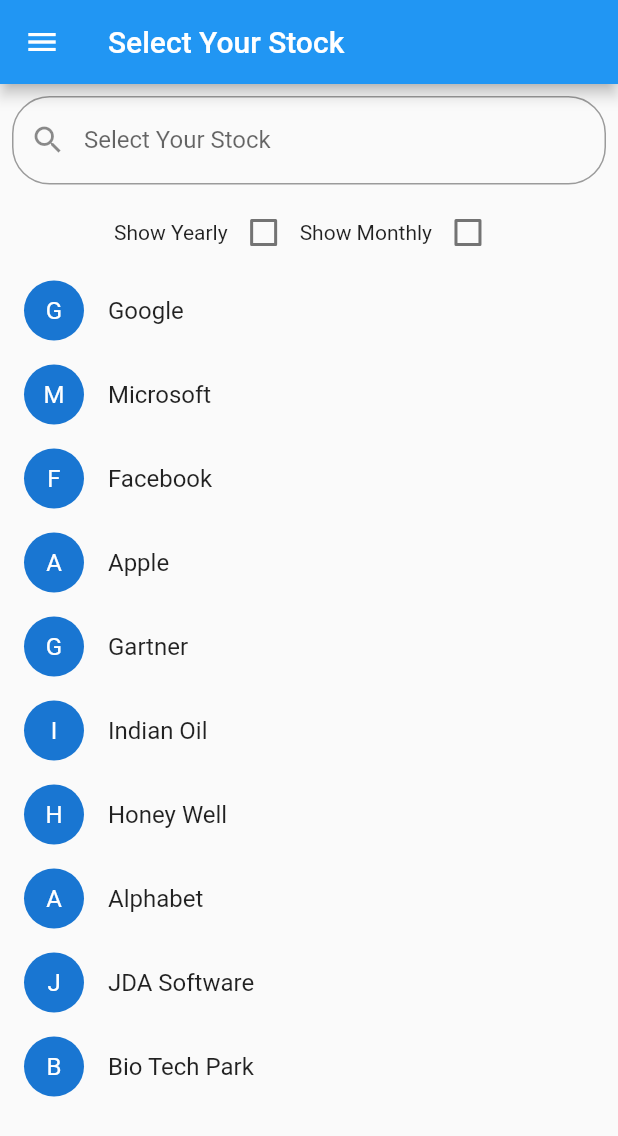
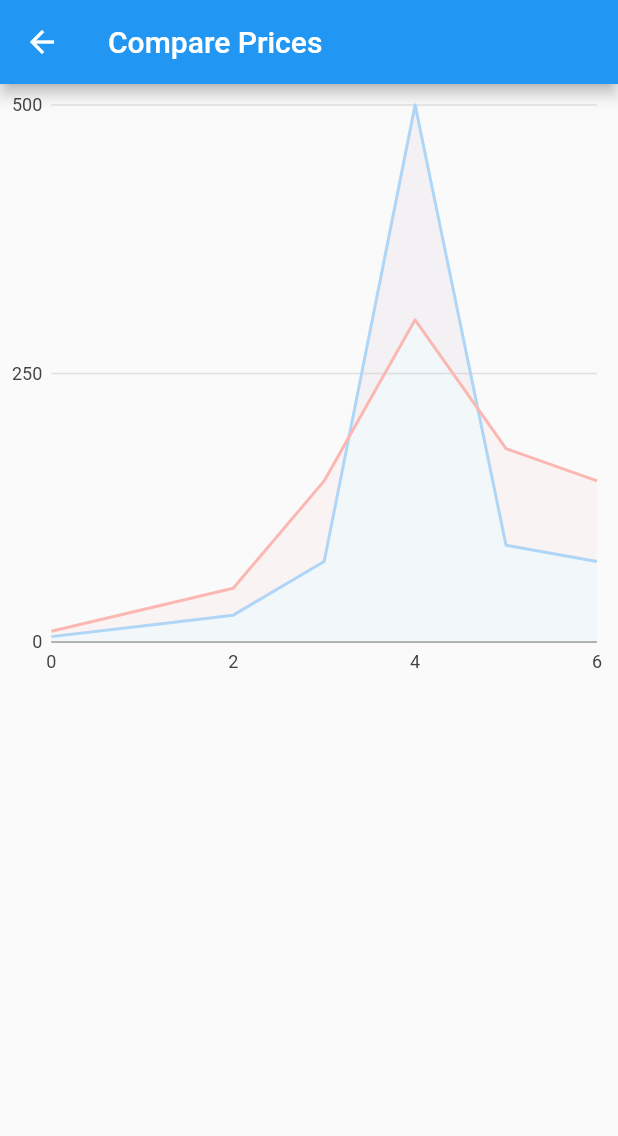
Before and after one commit to varunbajpai/stocks_app, a Flutter app: the MyHomePage screen opened directly, after a tap on an icon or button, on a phone screen of 412 x 824 dp. Shown: the top 1136 px of the screen. Run offline on Flutter 3.47's test engine with Material 2 defaults, Android fonts, the phone set to English and light mode, and no system bars; our stand-ins replace charts_flutter, firebase_auth, google_sign_in; accounts and stored records are empty.

Commit message:
graph functionality included

```diff
--- a/lib/ui/search_bar/SearchBar.dart
+++ b/lib/ui/search_bar/SearchBar.dart
@@ -3,6 +3,9 @@ import '../about_page/AboutPage.dart';
 import 'package:flutter/material.dart';
 import 'search_configuration.dart';
 import 'package:google_sign_in/google_sign_in.dart';
+import '../show_graph/show_graph.dart';
+import 'graph_data.dart';
+
 
 final GoogleSignIn  _googleSignIn = new GoogleSignIn();
 
@@ -32,7 +35,6 @@ class MyHomePage extends StatefulWidget {
 
 
 
-
 class _MyHomePageState extends State<MyHomePage> {
   TextEditingController editingController = TextEditingController();
   final duplicateItems = stocks_list;
@@ -40,6 +42,7 @@ class _MyHomePageState extends State<MyHomePage> {
   bool _checkbox_value1 = false;
   bool _checkbox_value2 = false;
   var items = List<String>();
+
 
 
   @override
@@ -167,7 +170,11 @@ class _MyHomePageState extends State<MyHomePage> {
                       leading: CircleAvatar(child :Text('${items[index][0]}')),
                       title: Text('${items[index]}'),
                       onTap: (){
-                        print('${items[index]}');                                 //Will be calling the Neural Network based Code from here
+                        Navigator.push(
+                          context,
+                          MaterialPageRoute(builder: (context) => SegmentsLineChart(GetData.getDataFromAPI(items[index])),
+                          ), //On successful Login redirects to LoginApp
+                        );
                       },
                     );
                   },
--- /dev/null
+++ b/lib/ui/search_bar/graph_data.dart
@@ -0,0 +1,65 @@
+import 'package:charts_flutter/flutter.dart' as charts;
+
+/// Create one series with sample hard coded data.
+class GetData {
+  static List<charts.Series<LinearSales, int>> getDataFromAPI(String company_name) {
+    print(company_name);
+
+    //Call API to get data and then run it in for loops over here to get it done
+
+
+    final actualPrices = [
+      new LinearSales(0, 5),
+      new LinearSales(1, 15),
+      new LinearSales(2, 25),
+      new LinearSales(3, 75),
+      new LinearSales(4, 500),
+      new LinearSales(5, 90),
+      new LinearSales(6, 75),
+    ];
+
+    // Series of data with changing color and dash pattern.
+    final predictedPrices = [
+      new LinearSales(0, 5),
+      new LinearSales(1, 15),
+      new LinearSales(2, 25),
+      new LinearSales(3, 75),
+      new LinearSales(4, -200),
+      new LinearSales(5, 90),
+      new LinearSales(6, 75),
+    ];
+
+
+    // Generate 2 shades of each color so that we can style the line segments.
+    final blue = charts.MaterialPalette.blue.makeShades(2);
+    final red = charts.MaterialPalette.red.makeShades(2);
+
+    return [
+      new charts.Series<LinearSales, int>(
+        id: 'Color Change',
+        // Light shade for even years, dark shade for odd.
+        colorFn: (LinearSales sales, _) =>
+        sales.year % 2 == 0 ? blue[1] : blue[0],
+        domainFn: (LinearSales sales, _) => sales.year,
+        measureFn: (LinearSales sales, _) => sales.sales,
+        data: actualPrices,
+      ),
+      new charts.Series<LinearSales, int>(
+        id: 'Dash Pattern Change',
+        colorFn: (LinearSales sales, _) =>
+        sales.year % 2 == 0 ? red[1] : red[0],
+        domainFn: (LinearSales sales, _) => sales.year,
+        measureFn: (LinearSales sales, _) => sales.sales,
+        data: predictedPrices,
+      )
+    ];
+  }
+}
+
+
+/// Sample linear data type.
+class LinearSales {
+  final int year;
+  final int sales;
+  LinearSales(this.year, this.sales);
+}
--- /dev/null
+++ b/lib/ui/show_graph/show_graph.dart
@@ -0,0 +1,44 @@
+import 'package:charts_flutter/flutter.dart' as charts;
+import 'package:flutter/material.dart';
+
+class SegmentsLineChart extends StatelessWidget {
+  final List<charts.Series> seriesList;
+  final bool animate;
+
+  SegmentsLineChart(this.seriesList, {this.animate});
+
+  /// Creates a [LineChart] with sample data and no transition.
+  factory SegmentsLineChart.withSampleData() {
+    return new SegmentsLineChart(
+      _createSampleData(),
+      // Disable animations for image tests.
+      animate: false,
+    );
+  }
+
+
+  @override
+  Widget build(BuildContext context) {
+    return new Scaffold(
+      appBar: AppBar(title: new Text('Compare Prices'),),
+      body:
+      Container(
+        height: 400,
+        child: new charts.LineChart(seriesList,
+          defaultRenderer:
+          new charts.LineRendererConfig(includeArea: true, stacked: true),
+          animate: animate),
+      ),
+    );
+  }
+
+
+  /// Create one series with sample hard coded data.
+  static List<charts.Series<LinearSales, int>> _createSampleData() {
+    return [];
+  }
+}
+
+/// Sample linear data type.
+class LinearSales {
+}
--- a/pubspec.yaml
+++ b/pubspec.yaml
@@ -21,6 +21,9 @@ dependencies:
   material_search: ^0.2.8
   google_sign_in: ^4.0.1+3
   firebase_auth: ^0.8.4+5
+  charts_flutter: any
+  fcharts: any
+  flutter_sparkline: any
   autocomplete_textfield: ^1.6.4
   flutter:
     sdk: flutter
```
Also changed, not shown: pubspec.lock.
